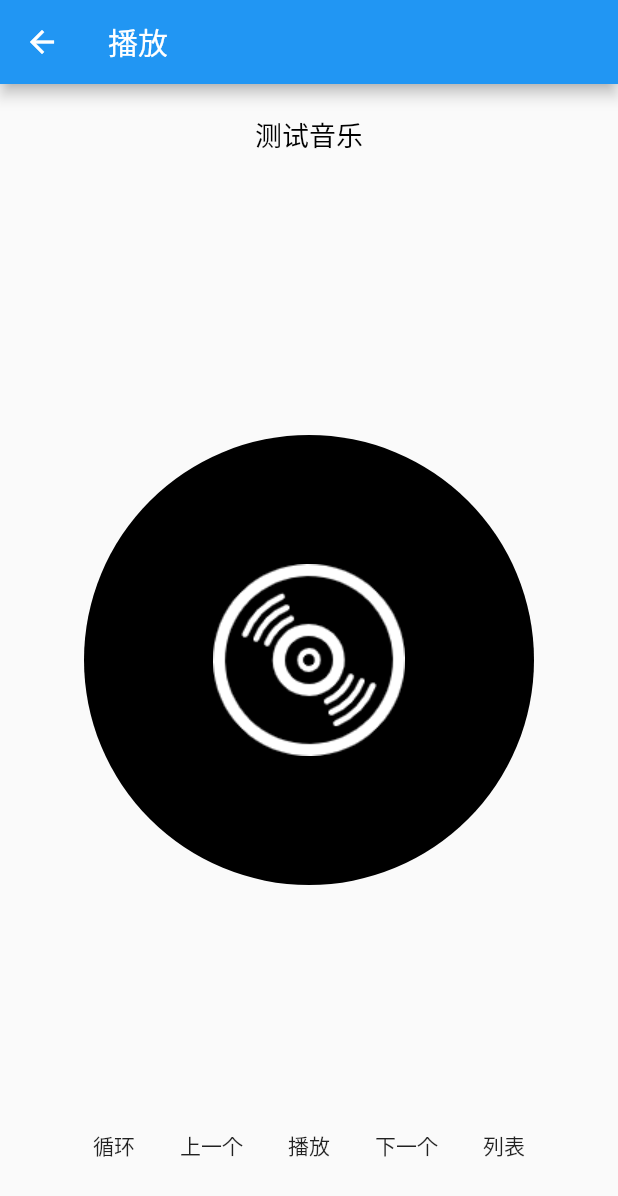
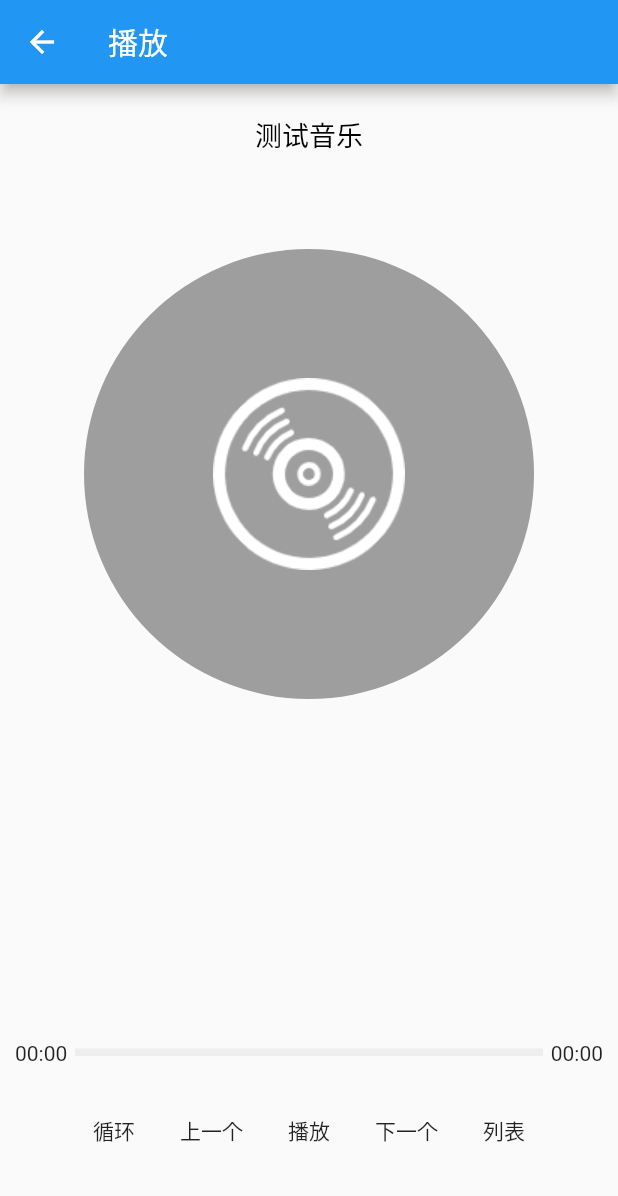
Before and after one commit to katewen/freemusic_flutter, a Flutter app: the PlayWidget screen opened directly, on a phone screen of 412 x 824 dp. Shown: the top 1196 px of the screen. Run offline on Flutter 3.47's test engine with Material 2 defaults, Android fonts, the phone set to English and light mode, and no system bars; our stand-ins replace audioplayers, sqflite; accounts and stored records are empty.

Commit message:
播放界面设置

```diff
--- a/lib/play.dart
+++ b/lib/play.dart
@@ -1,8 +1,12 @@
 import 'dart:ui';
 
+import 'package:audioplayers/audioplayers.dart';
+import 'package:flutter/foundation.dart';
 import 'package:flutter/material.dart';
 import 'package:freemusic_flutter/musicModel.dart';
 import 'package:freemusic_flutter/networkManager.dart';
+import 'package:freemusic_flutter/playManager.dart';
+import 'dart:math' as math;
 
 PlayWidget sharedPlay = PlayWidget();
 
@@ -19,10 +23,13 @@ class _PlayWidgetState extends State<PlayWidget> {
   List musicList = sharedPlay.musicList;
   MusicModel model = sharedPlay.model;
   String picUrl = '';
+  String musicTotalTime = '00:00';
+  String musicCurrentTime = '00:00';
 
+  int totalTime = 0;
+  int currentTime = 0;
   @override
   void initState() {
-    // TODO: implement initState
     super.initState();
     if (model != null) {
       getPicUrl();
@@ -36,12 +43,31 @@ class _PlayWidgetState extends State<PlayWidget> {
     if (artistStr == null) {
       artistStr = '';
     }
+
+    PlayerManger().player.onAudioPositionChanged.listen((event) {
+      musicCurrentTime = transformToTime(event.inMilliseconds);
+      currentTime = event.inMilliseconds;
+      setState(() {});
+    });
   }
 
   void getPicUrl() async {
     picUrl =
         await NetworkManager().requestPicUrlWithId(int.parse(model.pic_id));
+    musicTotalTime =
+        transformToTime((await PlayerManger().player.getDuration()));
+    totalTime = await PlayerManger().player.getDuration();
+    musicCurrentTime =
+        transformToTime((await PlayerManger().player.getCurrentPosition()));
+    currentTime = await PlayerManger().player.getCurrentPosition();
     setState(() {});
+  }
+
+  String transformToTime(int time) {
+    var duration = Duration(milliseconds: time);
+    List<String> parts = duration.toString().split(':');
+    String minteStr = parts[2].toString().substring(0, 2);
+    return '${parts[1]}:${minteStr}';
   }
 
   @override
@@ -73,17 +99,49 @@ class _PlayWidgetState extends State<PlayWidget> {
           Positioned(
             child: DecoratedBox(
               decoration: BoxDecoration(
-                borderRadius: BorderRadius.circular(150),
-                color: Colors.black,
+                  borderRadius: BorderRadius.circular(150),
+                  color: Colors.grey,
+                  image: DecorationImage(
+                      image: picUrl != ''
+                          ? NetworkImage(picUrl)
+                          : AssetImage('images/music.png'))),
+              child: Transform.rotate(
+                angle: 0.02,
               ),
-              child: picUrl == ''
-                  ? Image.asset('images/music.png')
-                  : Image.network(picUrl),
             ),
             height: 300,
             width: 300,
+            top: 110,
           ),
           Positioned(
+            child: Text(musicCurrentTime),
+            bottom: 114,
+            left: 10,
+          ),
+          Positioned(
+            child: SizedBox(
+              height: 5,
+              child: LinearProgressIndicator(
+                backgroundColor: Colors.grey[200],
+                valueColor: AlwaysStoppedAnimation(Colors.blue),
+                value: totalTime == 0 ? 0 : currentTime / totalTime,
+              ),
+            ),
+            bottom: 120,
+            left: 50,
+            right: 50,
+          ),
+          Positioned(
+              child: Text(
+                PlayerManger().player.state == AudioPlayerState.PLAYING
+                    ? musicTotalTime
+                    : '00:00',
+                textDirection: TextDirection.rtl,
+              ),
+              right: 10,
+              bottom: 114),
+          Positioned(
+            height: 100,
             child: Row(
               children: [
                 Text('循环'),
@@ -105,7 +163,7 @@ class _PlayWidgetState extends State<PlayWidget> {
                 Text('列表')
               ],
             ),
-            bottom: 50,
+            bottom: 20,
           )
         ],
       ),
```
